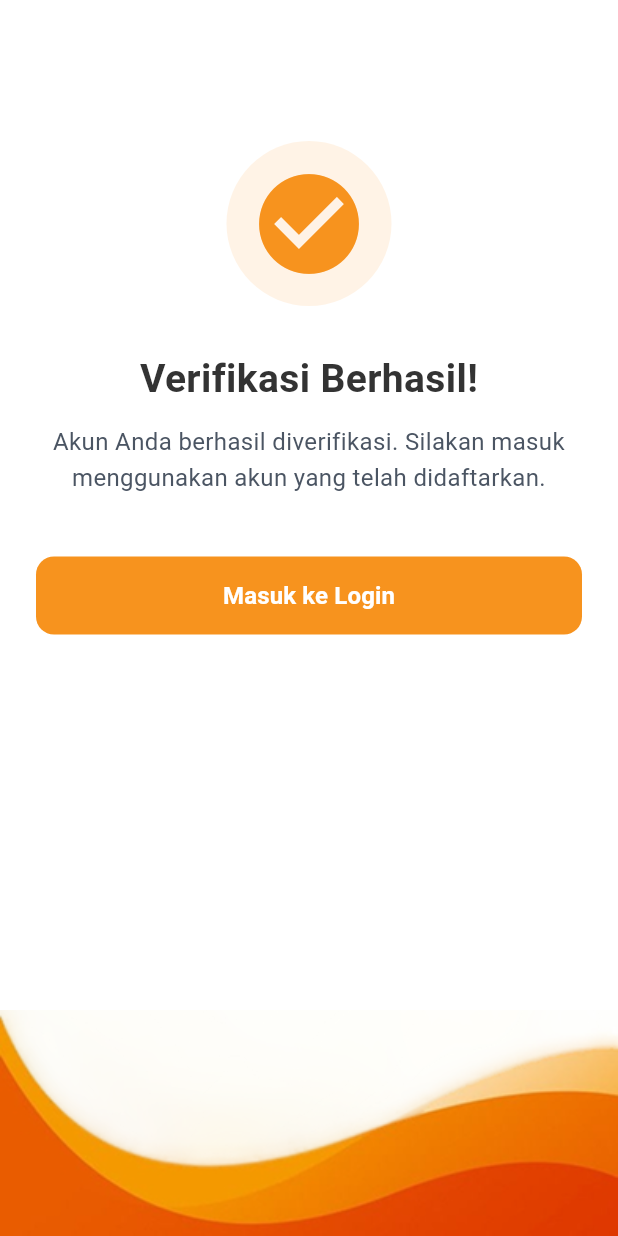
After one commit to Adinaa11/goldify, a Flutter app: the VerificationSuccessPage screen opened directly, on a phone screen of 412 x 824 dp. The commit adds this screen. Run offline on Flutter 3.47's test engine with Material 3 defaults, Android fonts, the phone set to English and light mode, and no system bars; our stand-ins replace confetti.

Commit message:
Tambah verifikasi

```diff
--- a/lib/views/otp_page.dart
+++ b/lib/views/otp_page.dart
@@ -2,6 +2,8 @@ import 'dart:async';
 
 import 'package:flutter/material.dart';
 import '../viewmodels/otp_viewmodel.dart';
+import 'verification_success_page.dart';
+
 
 class OtpPage extends StatefulWidget {
   final String whatsapp;
@@ -102,11 +104,10 @@ class _OtpPageState extends State<OtpPage> {
     debugPrint('OTP: ${otpData.otp}');
 
     if (_viewModel.verifyOtp(_otp)) {
-      ScaffoldMessenger.of(context).showSnackBar(
-        const SnackBar(
-          content: Text(
-            'Kode OTP berhasil diverifikasi.',
-          ),
+      Navigator.pushReplacement(
+        context,
+        MaterialPageRoute(
+          builder: (context) => const VerificationSuccessPage(),
         ),
       );
     }
--- /dev/null
+++ b/lib/views/verification_success_page.dart
@@ -0,0 +1,165 @@
+import 'package:flutter/material.dart';
+import 'package:confetti/confetti.dart';
+
+class VerificationSuccessPage extends StatefulWidget {
+  const VerificationSuccessPage({super.key});
+
+  @override
+  State<VerificationSuccessPage> createState() =>
+      _VerificationSuccessPageState();
+}
+
+class _VerificationSuccessPageState
+    extends State<VerificationSuccessPage> {
+  late ConfettiController _confettiController;
+
+  @override
+  void initState() {
+    super.initState();
+
+    _confettiController = ConfettiController(
+      duration: const Duration(seconds: 3),
+    );
+
+    _confettiController.play();
+  }
+
+  @override
+  void dispose() {
+    _confettiController.dispose();
+    super.dispose();
+  }
+
+  @override
+  Widget build(BuildContext context) {
+    return Scaffold(
+      backgroundColor: Colors.white,
+      body: SafeArea(
+        child: Stack(
+          alignment: Alignment.topCenter,
+          children: [
+            SingleChildScrollView(
+              padding: const EdgeInsets.only(
+                top: 24,
+                bottom: 0,
+              ),
+              child: Column(
+                children: [
+                  Padding(
+                    padding: const EdgeInsets.symmetric(
+                      horizontal: 24,
+                    ),
+                    child: Column(
+                      children: [
+                        const SizedBox(height: 70),
+
+                        // ICON BERHASIL
+                        Container(
+                          width: 110,
+                          height: 110,
+                          decoration: const BoxDecoration(
+                            color: Color(0xFFFFF3E6),
+                            shape: BoxShape.circle,
+                          ),
+                          child: const Icon(
+                            Icons.check_circle,
+                            size: 80,
+                            color: Color(0xFFF7931E),
+                          ),
+                        ),
+
+                        const SizedBox(height: 30),
+
+                        // JUDUL
+                        const Text(
+                          'Verifikasi Berhasil!',
+                          textAlign: TextAlign.center,
+                          style: TextStyle(
+                            fontSize: 26,
+                            fontWeight: FontWeight.bold,
+                            color: Color(0xFF333333),
+                          ),
+                        ),
+
+                        const SizedBox(height: 12),
+
+                        // DESKRIPSI
+                        const Text(
+                          'Akun Anda berhasil diverifikasi. '
+                          'Silakan masuk menggunakan akun yang telah didaftarkan.',
+                          textAlign: TextAlign.center,
+                          style: TextStyle(
+                            fontSize: 16,
+                            height: 1.5,
+                            color: Color(0xFF4B5563),
+                          ),
+                        ),
+
+                        const SizedBox(height: 40),
+
+                        // TOMBOL LOGIN
+                        SizedBox(
+                          width: double.infinity,
+                          height: 52,
+                          child: ElevatedButton(
+                            onPressed: () {
+                              // Nanti diarahkan ke LoginPage
+                            },
+                            style: ElevatedButton.styleFrom(
+                              backgroundColor:
+                                  const Color(0xFFF7931E),
+                              foregroundColor: Colors.white,
+                              elevation: 0,
+                              shape: RoundedRectangleBorder(
+                                borderRadius:
+                                    BorderRadius.circular(12),
+                              ),
+                            ),
+                            child: const Text(
+                              'Masuk ke Login',
+                              style: TextStyle(
+                                fontSize: 16,
+                                fontWeight: FontWeight.bold,
+                              ),
+                            ),
+                          ),
+                        ),
+
+                        const SizedBox(height: 250),
+                      ],
+                    ),
+                  ),
+
+                  // GAMBAR BAWAH
+                  SizedBox(
+                    width: double.infinity,
+                    child: Image.asset(
+                      'assets/images/bawah.png',
+                      width: double.infinity,
+                      fit: BoxFit.fitWidth,
+                    ),
+                  ),
+                ],
+              ),
+            ),
+
+            // CONFETTI DI SEKITAR ICON CENTANG
+            Positioned(
+              top: 45,
+              child: ConfettiWidget(
+                confettiController: _confettiController,
+                blastDirectionality: BlastDirectionality.explosive,
+                shouldLoop: false,
+                numberOfParticles: 25,
+                gravity: 0.2,
+                emissionFrequency: 0.05,
+                maxBlastForce: 20,
+                minBlastForce: 8,
+              ),
+            ),
+          ],
+        ),
+      ),
+    );
+  }
+}
--- a/pubspec.yaml
+++ b/pubspec.yaml
@@ -30,6 +30,8 @@ environment:
 dependencies:
   flutter:
     sdk: flutter
+
+  confetti: ^0.8.0
 
   # The following adds the Cupertino Icons font to your application.
   # Use with the CupertinoIcons class for iOS style icons.
```
Also changed, not shown: pubspec.lock.
